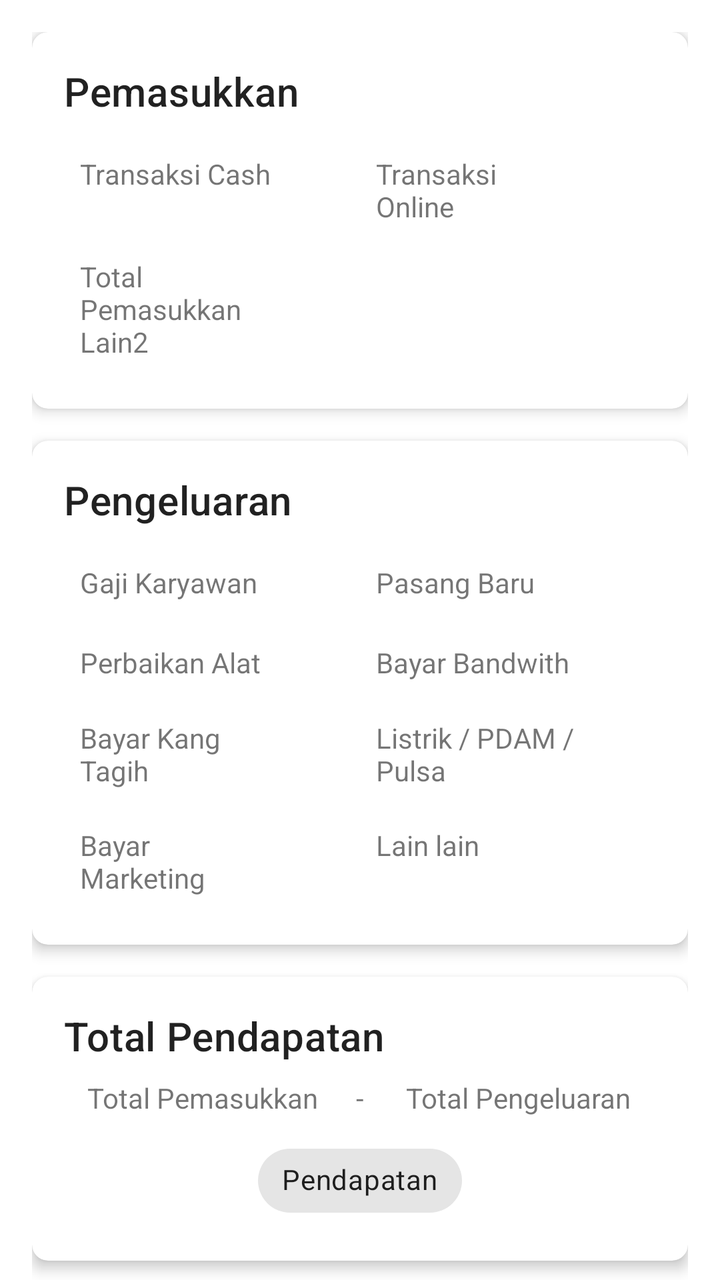
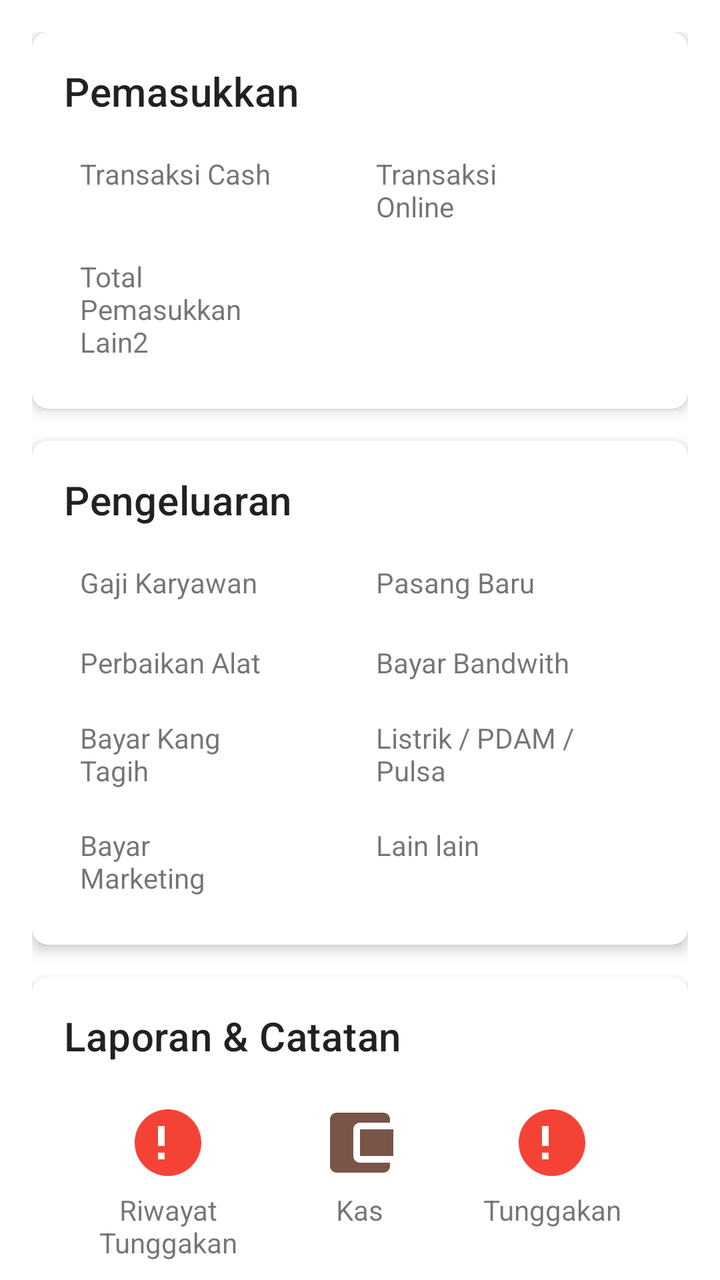

Two renders of the same Android screen: before a commit and after it. Below are the layout's source before the change and the commit's diff.
<!-- AndroidManifest.xml: application theme Theme.BillRT -->
<!-- res/layout/fragment_pembukuan.xml -->
<?xml version="1.0" encoding="utf-8"?>
<androidx.core.widget.NestedScrollView xmlns:android="http://schemas.android.com/apk/res/android"
    xmlns:app="http://schemas.android.com/apk/res-auto"
    xmlns:tools="http://schemas.android.com/tools"
    android:layout_width="match_parent"
    android:layout_height="match_parent"
    tools:context=".PembukuanFragment">

    <LinearLayout
        android:layout_width="match_parent"
        android:layout_height="wrap_content"
        android:orientation="vertical"
        android:padding="16dp">

        
        <com.google.android.material.card.MaterialCardView
            android:layout_width="match_parent"
            android:layout_height="wrap_content"
            android:layout_marginBottom="16dp"
            app:cardCornerRadius="8dp"
            app:cardElevation="4dp">

            <LinearLayout
                android:layout_width="match_parent"
                android:layout_height="wrap_content"
                android:orientation="vertical"
                android:padding="16dp">

                <TextView
                    android:layout_width="wrap_content"
                    android:layout_height="wrap_content"
                    android:layout_marginBottom="8dp"
                    android:text="Pemasukkan"
                    android:textAppearance="?attr/textAppearanceHeadline6" />

                <GridLayout
                    android:layout_width="match_parent"
                    android:layout_height="wrap_content"
                    android:columnCount="2">

                    <TextView
                        android:id="@+id/tv_transaksi_cash"
                        style="@style/PembukuanItem"
                        android:text="Transaksi Cash" />

                    <TextView
                        android:id="@+id/tv_transaksi_online"
                        style="@style/PembukuanItem"
                        android:text="Transaksi Online" />

                    <TextView
                        android:id="@+id/tv_total_pemasukkan_lain"
                        style="@style/PembukuanItem"
                        android:text="Total Pemasukkan Lain2" />
                </GridLayout>

            </LinearLayout>
        </com.google.android.material.card.MaterialCardView>

        
        <com.google.android.material.card.MaterialCardView
            android:layout_width="match_parent"
            android:layout_height="wrap_content"
            android:layout_marginBottom="16dp"
            app:cardCornerRadius="8dp"
            app:cardElevation="4dp">

            <LinearLayout
                android:layout_width="match_parent"
                android:layout_height="wrap_content"
                android:orientation="vertical"
                android:padding="16dp">

                <TextView
                    android:layout_width="wrap_content"
                    android:layout_height="wrap_content"
                    android:layout_marginBottom="8dp"
                    android:text="Pengeluaran"
                    android:textAppearance="?attr/textAppearanceHeadline6" />

                <GridLayout
                    android:layout_width="match_parent"
                    android:layout_height="wrap_content"
                    android:columnCount="2">

                    <TextView
                        android:id="@+id/tv_gaji_karyawan"
                        style="@style/PembukuanItem"
                        android:text="Gaji Karyawan" />

                    <TextView
                        android:id="@+id/tv_pasang_baru"
                        style="@style/PembukuanItem"
                        android:text="Pasang Baru" />

                    <TextView
                        android:id="@+id/tv_perbaikan_alat"
                        style="@style/PembukuanItem"
                        android:text="Perbaikan Alat" />

                    <TextView
                        android:id="@+id/tv_bayar_bandwidth"
                        style="@style/PembukuanItem"
                        android:text="Bayar Bandwith" />

                    <TextView
                        android:id="@+id/tv_bayar_kang_tagih"
                        style="@style/PembukuanItem"
                        android:text="Bayar Kang Tagih" />

                    <TextView
                        android:id="@+id/tv_listrik_pdam_pulsa"
                        style="@style/PembukuanItem"
                        android:text="Listrik / PDAM / Pulsa" />

                    <TextView
                        android:id="@+id/tv_bayar_marketing"
                        style="@style/PembukuanItem"
                        android:text="Bayar Marketing" />

                    <TextView
                        android:id="@+id/tv_lain_lain"
                        style="@style/PembukuanItem"
                        android:text="Lain lain" />
                </GridLayout>

            </LinearLayout>
        </com.google.android.material.card.MaterialCardView>

        
        <com.google.android.material.card.MaterialCardView
            android:layout_width="match_parent"
            android:layout_height="wrap_content"
            android:layout_marginBottom="16dp"
            app:cardCornerRadius="8dp"
            app:cardElevation="4dp">

            <LinearLayout
                android:layout_width="match_parent"
                android:layout_height="wrap_content"
                android:orientation="vertical"
                android:padding="16dp">

                <TextView
                    android:layout_width="wrap_content"
                    android:layout_height="wrap_content"
                    android:layout_marginBottom="8dp"
                    android:text="Total Pendapatan"
                    android:textAppearance="?attr/textAppearanceHeadline6" />

                <LinearLayout
                    android:layout_width="match_parent"
                    android:layout_height="wrap_content"
                    android:orientation="horizontal">

                    <TextView
                        android:layout_width="0dp"
                        android:layout_height="wrap_content"
                        android:layout_weight="1"
                        android:gravity="center"
                        android:text="Total Pemasukkan" />

                    <TextView
                        android:layout_width="wrap_content"
                        android:layout_height="wrap_content"
                        android:layout_marginStart="8dp"
                        android:layout_marginEnd="8dp"
                        android:gravity="center"
                        android:text="-" />

                    <TextView
                        android:layout_width="0dp"
                        android:layout_height="wrap_content"
                        android:layout_weight="1"
                        android:gravity="center"
                        android:text="Total Pengeluaran" />
                </LinearLayout>

                <com.google.android.material.chip.Chip
                    android:layout_width="wrap_content"
                    android:layout_height="wrap_content"
                    android:layout_gravity="center_horizontal"
                    android:layout_marginTop="8dp"
                    android:text="Pendapatan" />

            </LinearLayout>

        </com.google.android.material.card.MaterialCardView>

        
        <TextView
            android:layout_width="wrap_content"
            android:layout_height="wrap_content"
            android:layout_marginBottom="8dp"
            android:text="Menu Lain"
            android:textAppearance="?attr/textAppearanceHeadline6" />

        <GridLayout
            android:layout_width="match_parent"
            android:layout_height="wrap_content"
            android:columnCount="4">

            <LinearLayout
                android:id="@+id/menu_uang_di_admin"
                style="@style/MenuLainLayout"
                android:layout_columnWeight="1">

                <ImageView
                    style="@style/MenuLainIcon"
                    android:src="@drawable/ic_uang_admin" />

                <TextView
                    style="@style/MenuLainText"
                    android:text="Uang di Admin" />
            </LinearLayout>

            <LinearLayout
                android:id="@+id/menu_semua_pembukuan"
                style="@style/MenuLainLayout"
                android:layout_columnWeight="1">

                <ImageView
                    style="@style/MenuLainIcon"
                    android:src="@drawable/ic_semua_pembukuan" />

                <TextView
                    style="@style/MenuLainText"
                    android:text="Semua Pembukuan" />
            </LinearLayout>

            <LinearLayout
                android:id="@+id/menu_pembayaran_rv_admin"
                style="@style/MenuLainLayout"
                android:layout_columnWeight="1">

                <ImageView
                    style="@style/MenuLainIcon"
                    android:src="@drawable/ic_pembayaran_rv_admin" />

                <TextView
                    style="@style/MenuLainText"
                    android:text="Pemb. Rv Admin" />
            </LinearLayout>

            <LinearLayout
                android:id="@+id/menu_rangkuman_keuangan"
                style="@style/MenuLainLayout"
                android:layout_columnWeight="1">

                <ImageView
                    style="@style/MenuLainIcon"
                    android:src="@drawable/ic_rangkuman_keuangan" />

                <TextView
                    style="@style/MenuLainText"
                    android:text="Rangkuman Keuangan" />
            </LinearLayout>

        </GridLayout>
    </LinearLayout>
</androidx.core.widget.NestedScrollView>
<!-- resources referenced by this layout -->
<resources>
  <style name="Theme.BillRT" parent="Theme.MaterialComponents.DayNight.NoActionBar">
          
          <item name="colorPrimary">@color/purple_500</item>
          <item name="colorPrimaryVariant">@color/purple_700</item>
          <item name="colorOnPrimary">@color/white</item>
          
          <item name="colorSecondary">@color/teal_200</item>
          <item name="colorSecondaryVariant">@color/teal_700</item>
          <item name="colorOnSecondary">@color/black</item>
          
          
          <item name="android:statusBarColor">@android:color/transparent</item>
          <item name="android:navigationBarColor">?attr/colorPrimaryVariant</item>
  
          
          <item name="colorControlNormal">@color/white</item>
      </style>
  <!-- unchanged entries left out for length: 15 -->
</resources>

<!-- the commit's change to res/layout/fragment_pembukuan.xml (unified diff, before → after) -->
@@ -145,46 +145,116 @@
                     android:layout_width="wrap_content"
                     android:layout_height="wrap_content"
                     android:layout_marginBottom="8dp"
-                    android:text="Total Pendapatan"
+                    android:text="Laporan &amp; Catatan"
                     android:textAppearance="?attr/textAppearanceHeadline6" />
 
-                <LinearLayout
+                <GridLayout
                     android:layout_width="match_parent"
                     android:layout_height="wrap_content"
-                    android:orientation="horizontal">
-
-                    <TextView
-                        android:layout_width="0dp"
-                        android:layout_height="wrap_content"
-                        android:layout_weight="1"
-                        android:gravity="center"
-                        android:text="Total Pemasukkan" />
-
-                    <TextView
-                        android:layout_width="wrap_content"
-                        android:layout_height="wrap_content"
-                        android:layout_marginStart="8dp"
-                        android:layout_marginEnd="8dp"
-                        android:gravity="center"
-                        android:text="-" />
-
-                    <TextView
-                        android:layout_width="0dp"
-                        android:layout_height="wrap_content"
-                        android:layout_weight="1"
-                        android:gravity="center"
-                        android:text="Total Pengeluaran" />
-                </LinearLayout>
-
-                <com.google.android.material.chip.Chip
-                    android:layout_width="wrap_content"
-                    android:layout_height="wrap_content"
-                    android:layout_gravity="center_horizontal"
-                    android:layout_marginTop="8dp"
-                    android:text="Pendapatan" />
-
-            </LinearLayout>
-
+                    android:columnCount="3"
+                    android:padding="4dp">
+
+                    
+                    <LinearLayout
+                        android:id="@+id/card_riwayat_tunggakan"
+                        style="@style/MenuLainLayout"
+                        android:layout_columnWeight="1">
+                        <ImageView
+                            style="@style/MenuLainIcon"
+                            android:src="@drawable/ic_tunggakan"
+                            app:tint="@color/card_tunggakan" />
+                        <TextView
+                            style="@style/MenuLainText"
+                            android:text="Riwayat Tunggakan" />
+                    </LinearLayout>
+
+                    
+                    <LinearLayout
+                        android:id="@+id/card_kas"
+                        style="@style/MenuLainLayout"
+                        android:layout_columnWeight="1">
+                        <ImageView
+                            style="@style/MenuLainIcon"
+                            android:src="@drawable/ic_cash"
+                            app:tint="@color/card_kas" />
+                        <TextView
+                            style="@style/MenuLainText"
+                            android:text="Kas" />
+                    </LinearLayout>
+
+                    
+                    <LinearLayout
+                        android:id="@+id/card_rekap_tunggakan"
+                        style="@style/MenuLainLayout"
+                        android:layout_columnWeight="1">
+                        <ImageView
+                            style="@style/MenuLainIcon"
+                            android:src="@drawable/ic_tunggakan"
+                            app:tint="@color/card_tunggakan" />
+                        <TextView
+                            style="@style/MenuLainText"
+                            android:text="Tunggakan" />
+                    </LinearLayout>
+
+                    
+                    <LinearLayout
+                        android:id="@+id/card_rekap_tercatat"
+                        style="@style/MenuLainLayout"
+                        android:layout_columnWeight="1">
+                        <ImageView
+                            style="@style/MenuLainIcon"
+                            android:src="@drawable/ic_tercatat"
+                            app:tint="@color/card_tercatat" />
+                        <TextView
+                            style="@style/MenuLainText"
+                            android:text="Tercatat" />
+                    </LinearLayout>
+
+                    
+                    <LinearLayout
+                        android:id="@+id/card_setoran"
+                        style="@style/MenuLainLayout"
+                        android:layout_columnWeight="1">
+                        <ImageView
+                            style="@style/MenuLainIcon"
+                            android:src="@drawable/ic_setoran"
+                            app:tint="@color/card_setoran" />
+                        <TextView
+                            style="@style/MenuLainText"
+                            android:text="Setoran" />
+                    </LinearLayout>
+
+                    
+                    <LinearLayout
+                        android:id="@+id/card_histori_catat"
+                        style="@style/MenuLainLayout"
+                        android:layout_columnWeight="1">
+                        <ImageView
+                            style="@style/MenuLainIcon"
+                            android:src="@drawable/ic_history"
+                            app:tint="@color/card_histori_catat" />
+                        <TextView
+                            style="@style/MenuLainText"
+                            android:text="Histori Catat" />
+                    </LinearLayout>
+
+                    
+                    <LinearLayout
+                        android:id="@+id/card_validasi_periode"
+                        style="@style/MenuLainLayout"
+                        android:layout_columnWeight="1">
+                        <ImageView
+                            style="@style/MenuLainIcon"
+                            android:src="@drawable/ic_validate"
+                            app:tint="@color/card_validasi" />
+                        <TextView
+                            style="@style/MenuLainText"
+                            android:text="Validasi Periode" />
+                    </LinearLayout>
+
+                </GridLayout>
+
+            </LinearLayout>
         </com.google.android.material.card.MaterialCardView>
 
         
<!-- resource entries referenced after the edit -->
@@ -1,5 +1,71 @@
 <!-- resources referenced by this layout -->
 <resources>
+  <color name="card_histori_catat">#009688</color>
+  <color name="card_kas">#795548</color>
+  <color name="card_setoran">#8BC34A</color>
+  <color name="card_tercatat">#607D8B</color>
+  <color name="card_tunggakan">#F44336</color>
+  <color name="card_validasi">#3F51B5</color>
+  <!-- drawable ic_cash (drawable) -->
+  <vector xmlns:android="http://schemas.android.com/apk/res/android"
+      android:width="24dp"
+      android:height="24dp"
+      android:viewportWidth="24"
+      android:viewportHeight="24">
+      <path
+          android:fillColor="@android:color/black"
+          android:pathData="M21,18v1c0,1.1-0.9,2-2,2H5c-1.1,0-2-0.9-2-2V5c0-1.1,0.9-2,2-2h14c1.1,0,2,0.9,2,2v1h-9c-1.1,0-2,0.9-2,2v8c0,1.1,0.9,2,2,2h9zm-9-2h10V8H12v8zm4,-4c-1.1,0-2,0.9-2,2s0.9,2,2,2,2-0.9,2-2-0.9,-2-2,-2z"/>
+  </vector>
+  <!-- drawable ic_history (drawable) -->
+  <vector xmlns:android="http://schemas.android.com/apk/res/android"
+      android:width="24dp"
+      android:height="24dp"
+      android:viewportWidth="24"
+      android:viewportHeight="24">
+      <path
+          android:fillColor="@android:color/black"
+          android:pathData="M13,3c-4.97,0-9,4.03-9,9H1l3.89,3.89.07.14L9,12H6c0-3.87,3.13-7,7-7s7,3.13,7,7-3.13,7-7,7c-1.93,0-3.68-0.79-4.94-2.06l-1.42,1.42C8.27,19.99,10.51,21,13,21c4.97,0,9-4.03,9-9s-4.03,-9-9,-9zm-1,5v5l4.25,2.52,0.75,-1.23-3.5,-2.07V8H12z"/>
+  </vector>
+  <!-- drawable ic_setoran (drawable) -->
+  <vector xmlns:android="http://schemas.android.com/apk/res/android"
+      android:width="24dp"
+      android:height="24dp"
+      android:viewportWidth="24"
+      android:viewportHeight="24">
+      <path
+          android:fillColor="@android:color/black"
+          android:pathData="M12,2C6.48,2 2,6.48 2,12s4.48,10 10,10 10,-4.48 10,-10S17.52,2 12,2zm0,18c-4.41,0 -8,-3.59 -8,-8s3.59,-8 8,-8 8,3.59 8,8 -3.59,8 -8,8zm-1,-12h-2v4h2V8zm4,0h-2v4h2V8zm-2,6h-4v-2h4v2z"/>
+  </vector>
+  <!-- drawable ic_tercatat (drawable) -->
+  <vector xmlns:android="http://schemas.android.com/apk/res/android"
+      android:width="24dp"
+      android:height="24dp"
+      android:viewportWidth="24"
+      android:viewportHeight="24">
+      <path
+          android:fillColor="@android:color/black"
+          android:pathData="M19,3H5C3.9,3 3,3.9 3,5v14c0,1.1 0.9,2 2,2h14c1.1,0 2,-0.9 2,-2V5c0,-1.1 -0.9,-2 -2,-2zm-5,14h-2v-4h2v4zm0,-6h-2v-2h2v2zm-4,6H8v-4h2v4zm0,-6H8V7h2v4zm-4,6H4V7h2v10zm12,0h-2V7h2v10z"/>
+  </vector>
+  <!-- drawable ic_tunggakan (drawable) -->
+  <vector xmlns:android="http://schemas.android.com/apk/res/android"
+      android:width="24dp"
+      android:height="24dp"
+      android:viewportWidth="24"
+      android:viewportHeight="24">
+      <path
+          android:fillColor="@android:color/black"
+          android:pathData="M12,2C6.48,2 2,6.48 2,12s4.48,10 10,10 10,-4.48 10,-10S17.52,2 12,2zm-1,15h-2v-2h2v2zm0,-4h-2V7h2v6z"/>
+  </vector>
+  <!-- drawable ic_validate (drawable) -->
+  <vector xmlns:android="http://schemas.android.com/apk/res/android"
+      android:width="24dp"
+      android:height="24dp"
+      android:viewportWidth="24"
+      android:viewportHeight="24">
+      <path
+          android:fillColor="@android:color/white"
+          android:pathData="M12,2C6.48,2 2,6.48 2,12s4.48,10 10,10 10,-4.48 10,-10S17.52,2 12,2zM10,17l-5,-5 1.41,-1.41L10,14.17l7.59,-7.59L19,8l-9,9z" />
+  </vector>
   <style name="Theme.BillRT" parent="Theme.MaterialComponents.DayNight.NoActionBar">
           
           <item name="colorPrimary">@color/purple_500</item>
@@ -10,12 +76,17 @@
           <item name="colorSecondaryVariant">@color/teal_700</item>
           <item name="colorOnSecondary">@color/black</item>
           
-          
-          <item name="android:statusBarColor">@android:color/transparent</item>
+          <item name="android:statusBarColor">?attr/colorPrimaryVariant</item>
           <item name="android:navigationBarColor">?attr/colorPrimaryVariant</item>
   
           
           <item name="colorControlNormal">@color/white</item>
+          
+          <item name="searchViewStyle">@style/SearchViewStyle</item>
+      </style>
+  <style name="SearchViewStyle" parent="Widget.AppCompat.SearchView">
+          <item name="android:editTextColor">@android:color/black</item>
+          <item name="android:textColorHint">@android:color/darker_gray</item>
       </style>
   <!-- unchanged entries left out for length: 15 -->
 </resources>
